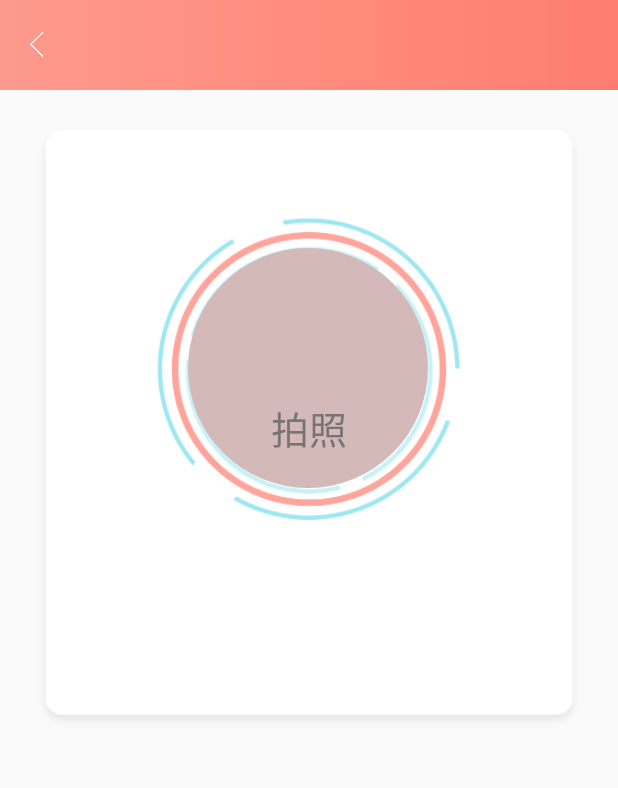
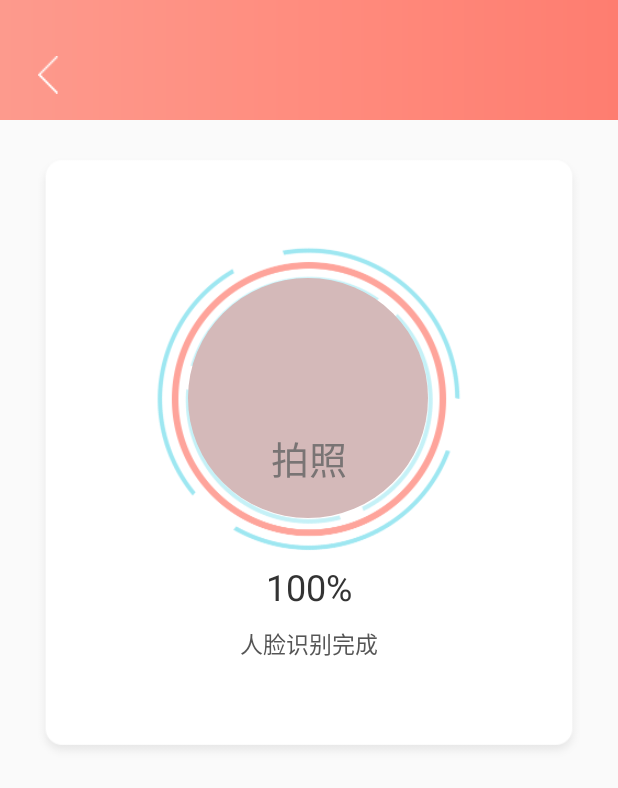
Before and after one commit to Tiens-moi/SmartStudy, an Android app: the FaceDetectActivity screen opened directly, with no data from a screen before it, on a phone screen of 412 x 824 dp. Shown: the top 788 px of the screen. Run offline under Robolectric (Android 15) with nearby library versions, the phone set to English and light mode, and no system bars; libraries missing offline, so code that uses them is left out: com.makeramen.roundedimageview; plain views replace RoundedImageView; 1 statement that could not run was skipped.

Commit message:
添加签到成功和失败对话框

```diff
--- a/app/src/main/java/com/elevisjang/smartstudy/activity/FaceDetectActivity.java
+++ b/app/src/main/java/com/elevisjang/smartstudy/activity/FaceDetectActivity.java
@@ -1,15 +1,95 @@
 package com.elevisjang.smartstudy.activity;
 
+import android.content.Intent;
+import android.support.v7.app.AlertDialog;
 import android.support.v7.app.AppCompatActivity;
 import android.os.Bundle;
+import android.util.Log;
+import android.view.LayoutInflater;
+import android.view.View;
+import android.widget.Button;
+import android.widget.ImageButton;
+import android.widget.TextView;
 
+import com.elevisjang.smartstudy.MainActivity;
 import com.elevisjang.smartstudy.R;
+import com.makeramen.roundedimageview.RoundedImageView;
 
-public class FaceDetectActivity extends AppCompatActivity {
+public class FaceDetectActivity extends AppCompatActivity implements View.OnClickListener {
+
+    private static final String TAG = "hahaha";
+    private ImageButton imageButtonBack;
+    private RoundedImageView faceRoundedImageView;
+    private Button cameraButton;
+    private TextView tvDetectPercent;
+    private TextView tvDetectOver;
 
     @Override
     protected void onCreate(Bundle savedInstanceState) {
         super.onCreate(savedInstanceState);
         setContentView(R.layout.activity_face_detect);
+        initView();
+    }
+
+    private void initView(){
+        imageButtonBack = (ImageButton) findViewById(R.id.ib_face_return);
+        faceRoundedImageView = (RoundedImageView) findViewById(R.id.riv_face_bg);
+        cameraButton = (Button) findViewById(R.id.bt_face_camera);
+        tvDetectPercent = (TextView) findViewById(R.id.tv_sign_detect_percent);
+        tvDetectOver = (TextView) findViewById(R.id.tv_sign_detect_over);
+
+
+        imageButtonBack.setOnClickListener(this);
+        cameraButton.setOnClickListener(this);
+    }
+
+
+    @Override
+    public void onClick(View v) {
+        switch (v.getId()){
+            case R.id.ib_face_return:
+                Intent intent = new Intent(FaceDetectActivity.this,MainActivity.class);
+                startActivity(intent);
+                break;
+            case R.id.bt_face_camera:
+                Log.i(TAG, "onClick: "+"拍照成功");
+                showSuccessDialog();
+                break;
+        }
+    }
+
+    //签到成功提示
+    private void showSuccessDialog(){
+        View view = LayoutInflater.from(this).inflate(R.layout.sign_sucess_dialog,null,false);
+        final AlertDialog successDialog = new AlertDialog.Builder(this).setView(view).create();
+        successDialog.getWindow().setBackgroundDrawableResource(R.color.transparent); //设置dialog背景为透明
+
+        ImageButton successImageButton = view.findViewById(R.id.ib_sign_success_cancel);
+        successImageButton.setOnClickListener(new View.OnClickListener() {
+            @Override
+            public void onClick(View v) {
+                //签到成功，关闭对话框
+                successDialog.dismiss();
+            }
+        });
+
+        successDialog.show(); //弹出对话框
+    }
+
+    //签到失败提示
+    private void showFailedDialog(){
+        View view = LayoutInflater.from(this).inflate(R.layout.sign_fail_dialog,null,false);
+        final AlertDialog failedDialog = new AlertDialog.Builder(this).setView(view).create();
+        failedDialog.getWindow().setBackgroundDrawableResource(R.color.transparent); //设置dialog背景为透明
+
+        ImageButton successImageButton = view.findViewById(R.id.ib_sign_fail_cancel);
+        successImageButton.setOnClickListener(new View.OnClickListener() {
+            @Override
+            public void onClick(View v) {
+                //签到成功，关闭对话框
+                failedDialog.dismiss();
+            }
+        });
+        failedDialog.show(); //弹出对话框
     }
 }
--- a/app/src/main/res/layout/activity_face_detect.xml
+++ b/app/src/main/res/layout/activity_face_detect.xml
@@ -8,16 +8,18 @@
     <LinearLayout
         android:id="@+id/ll__face_detect_toolbar"
         android:layout_width="match_parent"
-        android:layout_height="60dp"
+        android:layout_height="80dp"
         android:background="@drawable/shape_toolbar"
         android:orientation="horizontal">
 
         <ImageButton
-            android:layout_width="wrap_content"
-            android:layout_height="wrap_content"
+            android:id="@+id/ib_face_return"
+            android:layout_width="14dp"
+            android:layout_height="25dp"
             android:background="@mipmap/back"
             android:layout_gravity="center"
-            android:layout_marginLeft="20dp"
+            android:layout_marginTop="10dp"
+            android:layout_marginLeft="25dp"
             />
     </LinearLayout>
 
@@ -31,6 +33,7 @@
         android:layout_margin="25dp">
 
        <com.makeramen.roundedimageview.RoundedImageView
+           android:id="@+id/riv_face_bg"
            android:layout_width="160dp"
            android:layout_height="160dp"
            android:scaleType="fitCenter"
@@ -40,6 +43,7 @@
            android:layout_marginTop="80dp"
            />
         <Button
+            android:id="@+id/bt_face_camera"
             android:layout_width="wrap_content"
             android:layout_height="wrap_content"
             android:background="#00000000"
@@ -48,6 +52,30 @@
             android:textColor="#797474"
             android:layout_centerHorizontal="true"
             android:layout_centerVertical="true"/>
+
+        <TextView
+            android:id="@+id/tv_sign_detect_percent"
+            android:layout_width="wrap_content"
+            android:layout_height="wrap_content"
+            android:text="@string/sign_detect_percent"
+            android:textSize="24sp"
+            android:textColor="@color/text_home"
+            android:layout_below="@+id/bt_face_camera"
+            android:layout_marginTop="45dp"
+            android:layout_centerHorizontal="true"
+            />
+        <TextView
+            android:id="@+id/tv_sign_detect_over"
+            android:layout_width="wrap_content"
+            android:layout_height="wrap_content"
+            android:text="@string/sign_detect_over"
+            android:textSize="15sp"
+            android:textColor="@color/text_sign_detect_percent"
+            android:layout_below="@+id/tv_sign_detect_percent"
+            android:layout_marginTop="10dp"
+            android:layout_centerHorizontal="true"
+            />
+
     </RelativeLayout>
 
 </RelativeLayout>
--- a/app/src/main/res/values/colors.xml
+++ b/app/src/main/res/values/colors.xml
@@ -7,4 +7,9 @@
     <color name="bg_home">#f2f2f2</color>
     <color name="text_home">#333333</color>
     <color name="text_person">#fefefe</color>
+    <color name="text_sign_success">#333333</color>
+    <color name="text_sign_failed">#666666</color>
+    <color name="text_sign_detect_percent">#555555</color>
+    <color name="transparent">#00000000</color>
+
 </resources>
--- a/app/src/main/res/values/strings.xml
+++ b/app/src/main/res/values/strings.xml
@@ -2,4 +2,8 @@
     <string name="app_name">SmartStudy</string>
     <string name="note">笔记</string>
     <string name="setting">设置</string>
+    <string name="sign_success">签到成功！</string>
+    <string name="sign_failed">签到失败！</string>
+    <string name="sign_detect_percent">100%</string>
+    <string name="sign_detect_over">人脸识别完成</string>
 </resources>
--- a/app/src/main/res/values/styles.xml
+++ b/app/src/main/res/values/styles.xml
@@ -11,4 +11,5 @@
     <style name="TranslucentTheme" parent="AppTheme">
         <item name="android:windowTranslucentStatus">true</item>
     </style>
+
 </resources>
```
Also changed, not shown: app/src/main/res/layout/sign_fail_dialog.xml (added, +37 -0 lines), app/src/main/res/layout/sign_sucess_dialog.xml (added, +37 -0 lines).
